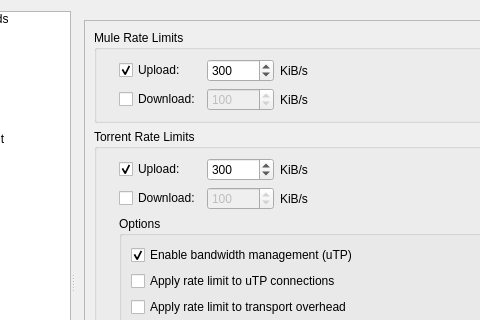
First picture: the form in src/preferences/options.ui, repository qmule/qmule, before the edit; both pictures show x 198 to 678 and y 0 to 320 of the 789 by 591 pixel window.
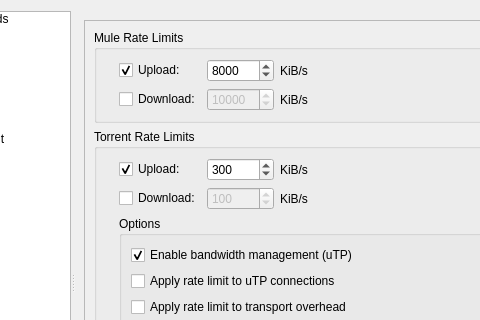
Second picture: the form after the edit. The open tabs and pages were chosen to show the change. Icons and pictures are not drawn.

Commit message: #124 fix default values

Diff of the .ui file:
```diff
--- a/src/preferences/options.ui
+++ b/src/preferences/options.ui
@@ -1393,7 +1393,7 @@
                     <number>1000000</number>
                    </property>
                    <property name="value">
-                    <number>300</number>
+                    <number>8000</number>
                    </property>
                   </widget>
                  </item>
@@ -1426,7 +1426,7 @@
                     <number>1000000</number>
                    </property>
                    <property name="value">
-                    <number>100</number>
+                    <number>10000</number>
                    </property>
                   </widget>
                  </item>
```
Left out of the diff: 8 changed lines with no effect on the pictures.
